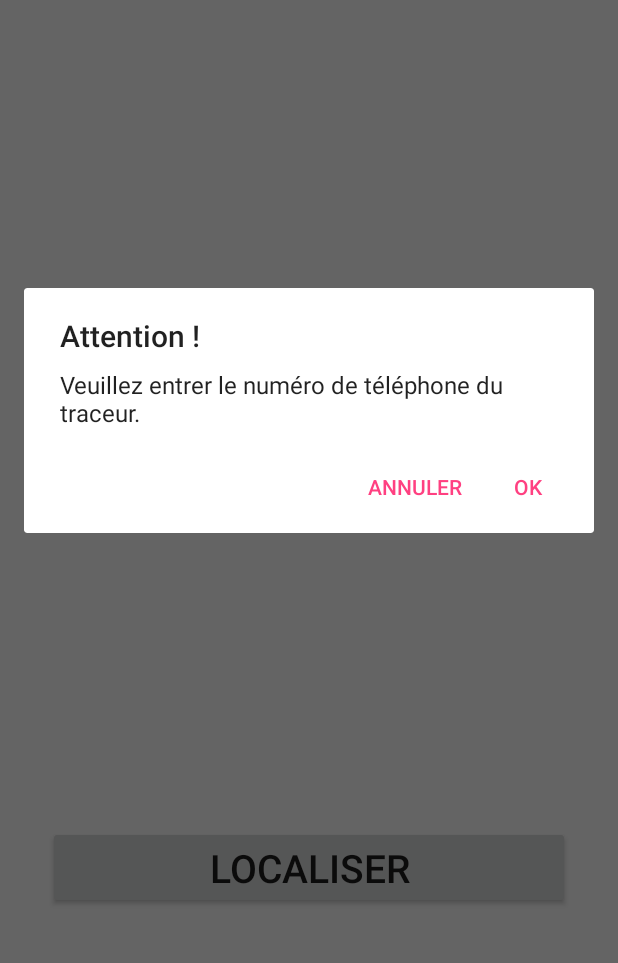
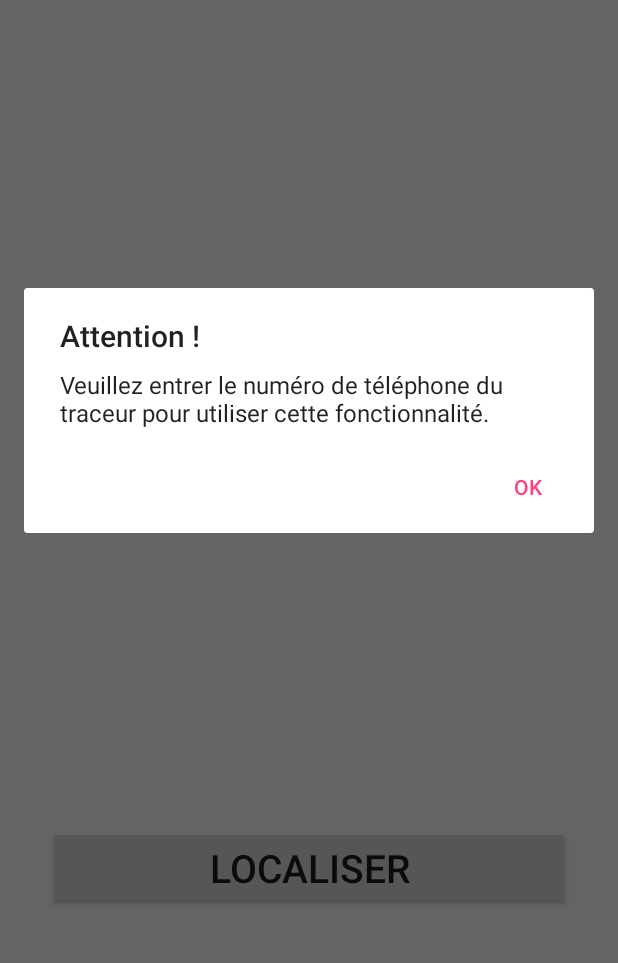
Before and after one commit to gautier59/Cobra, an Android app: the screen it shows after launch (MainActivity), after a tap on an icon or button, on a phone screen of 412 x 824 dp, the part 207-1170 px from its top. Run offline under Robolectric (Android 15) with nearby library versions, the phone set to English and light mode, and no system bars; our stand-ins replace Picasso; pictures from the network do not load; 2 other taps on this screen came first.

Commit message:
refactoring and fix instance fragment

```diff
--- a/app/src/main/java/com/example/gauti/cobra/CobraFragment.java
+++ b/app/src/main/java/com/example/gauti/cobra/CobraFragment.java
@@ -25,9 +25,9 @@ public class CobraFragment extends Fragment {
         super.onCreate(savedInstanceState);
 
         builderNoPhone = new AlertDialog.Builder(getActivity());
-        builderNoPhone.setTitle("Attention !");
-        builderNoPhone.setMessage("Veuillez entrer le numéro de téléphone du traceur.");
-        builderNoPhone.setPositiveButton("Ok", new DialogInterface.OnClickListener() {
+        builderNoPhone.setTitle(getResources().getString(R.string.popover_no_phone_title));
+        builderNoPhone.setMessage(getResources().getString(R.string.popover_no_phone_text));
+        builderNoPhone.setPositiveButton(android.R.string.ok, new DialogInterface.OnClickListener() {
             @Override
             public void onClick(DialogInterface dialogInterface, int i) {
                 navigationView = (NavigationView) getActivity().findViewById(R.id.nav_view);
@@ -38,7 +38,6 @@ public class CobraFragment extends Fragment {
                 transaction.commit();
             }
         });
-        builderNoPhone.setNegativeButton("Annuler", null);
     }
 
     protected boolean sendSMSMessage(String message) {
--- a/app/src/main/java/com/example/gauti/cobra/HomeFragment.java
+++ b/app/src/main/java/com/example/gauti/cobra/HomeFragment.java
@@ -36,6 +36,9 @@ public class HomeFragment extends CobraFragment {
     private String mName = "";
 
     public static HomeFragment getInstance() {
+        if (inst == null) {
+            return new HomeFragment();
+        }
         return inst;
     }
 
--- a/app/src/main/java/com/example/gauti/cobra/LocalisationFragment.java
+++ b/app/src/main/java/com/example/gauti/cobra/LocalisationFragment.java
@@ -36,6 +36,9 @@ public class LocalisationFragment extends CobraFragment {
     private ArrayList<com.google.android.gms.maps.model.Marker> mMarkers = new ArrayList<>();
 
     public static LocalisationFragment getInstance() {
+        if (inst == null) {
+            return new LocalisationFragment();
+        }
         return inst;
     }
 
--- a/app/src/main/java/com/example/gauti/cobra/MainActivity.java
+++ b/app/src/main/java/com/example/gauti/cobra/MainActivity.java
@@ -139,8 +139,13 @@ public class MainActivity extends AppCompatActivity
 
     private void launchFirstFragment(boolean permissionGranted) {
         if (permissionGranted) {
-            navigationView.getMenu().getItem(0).setChecked(true);
-            onNavigationItemSelected(navigationView.getMenu().getItem(0));
+            if (ApplicationSharedPreferences.getInstance(this.getApplicationContext()).getSettingsNumero() != null) {
+                navigationView.getMenu().getItem(0).setChecked(true);
+                onNavigationItemSelected(navigationView.getMenu().getItem(0));
+            } else {
+                navigationView.getMenu().getItem(2).setChecked(true);
+                onNavigationItemSelected(navigationView.getMenu().getItem(2));
+            }
         } else {
             new AlertDialog.Builder(this)
                     .setTitle(getResources().getString(R.string.permission_no_granted_title))
--- a/app/src/main/res/values/strings.xml
+++ b/app/src/main/res/values/strings.xml
@@ -26,4 +26,7 @@
 
     <string name="permission_no_granted_title">Permission non accepté</string>
     <string name="permission_no_granted_text">L\'application va se fermer car vous n\'avez pas accepté les permissions.</string>
+
+    <string name="popover_no_phone_title">Attention !</string>
+    <string name="popover_no_phone_text">Veuillez entrer le numéro de téléphone du traceur pour utiliser cette fonctionnalité.</string>
 </resources>
```
